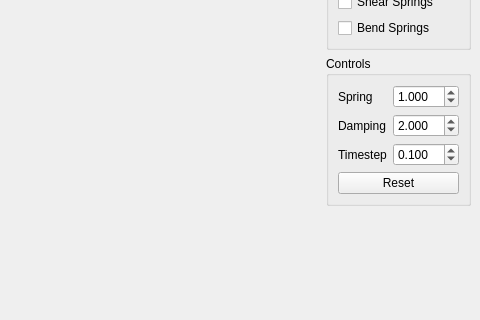
First picture: the form in ui/MainWindow.ui, repository jw0z96/STAMassSpring, before the edit; both pictures show x 655 to 1135 and y 98 to 418 of the 1135 by 741 pixel window.
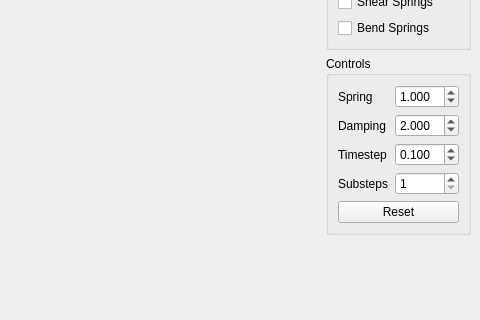
Second picture: the form after the edit.

Commit message: added substeps control to ui

```diff
--- a/ui/MainWindow.ui
+++ b/ui/MainWindow.ui
@@ -132,6 +132,23 @@
              </property>
             </widget>
            </item>
+           <item row="3" column="1">
+            <widget class="QSpinBox" name="subStepsSpinBox">
+             <property name="minimum">
+              <number>1</number>
+             </property>
+             <property name="maximum">
+              <number>999</number>
+             </property>
+            </widget>
+           </item>
+           <item row="3" column="0">
+            <widget class="QLabel" name="subStepsLabel">
+             <property name="text">
+              <string>Substeps</string>
+             </property>
+            </widget>
+           </item>
           </layout>
          </item>
         </layout>
```
Left out of the diff: 2 changed lines with no effect on the pictures. The commit also changes 6 other files.
